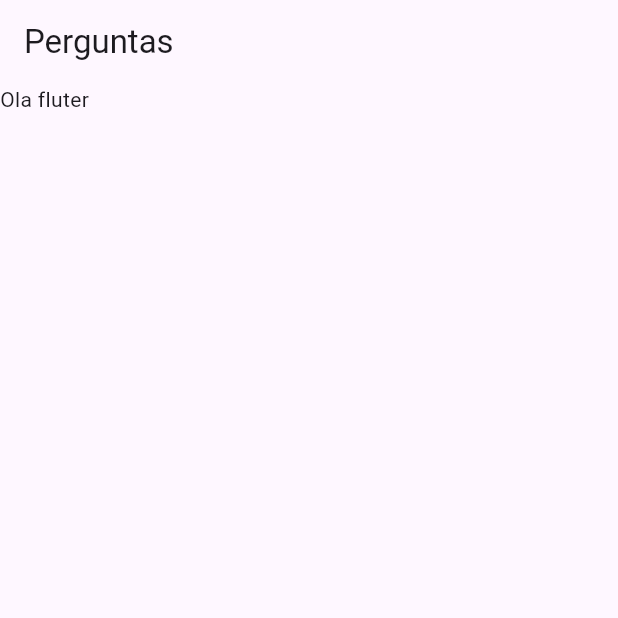
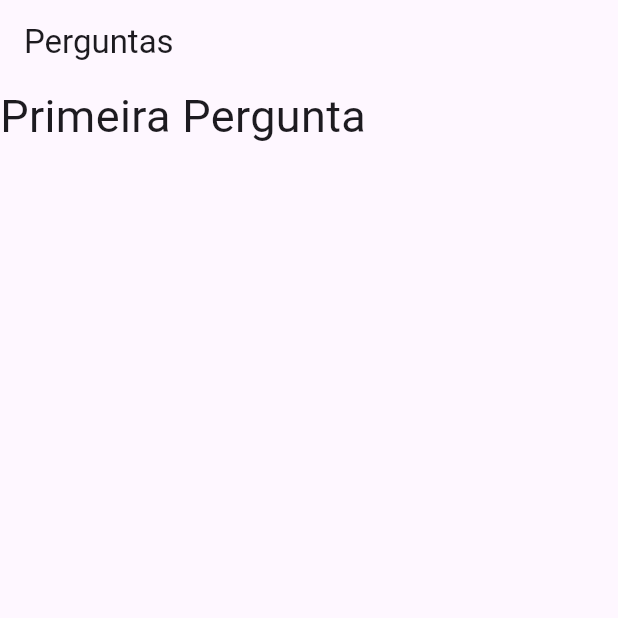
Before and after one commit to Antonio-Sitoe/curso_flutter, a Flutter app: the screen it shows after launch, on a phone screen of 412 x 824 dp, the top half of it. Run offline on Flutter 3.47's test engine with Material 3 defaults, Android fonts, the phone set to English and light mode, and no system bars.

Commit message:
Update main.dart

```diff
--- a/question/lib/main.dart
+++ b/question/lib/main.dart
@@ -12,7 +12,9 @@ class PerguntaApp extends StatelessWidget {
     return MaterialApp(
       home: Scaffold(
         appBar: AppBar(title: Text('Perguntas')),
-        body: Text("Ola fluter"),
+        body: Column(
+          children: [Text('Primeira Pergunta', style: TextStyle(fontSize: 30))],
+        ),
       ),
     );
   }
```
